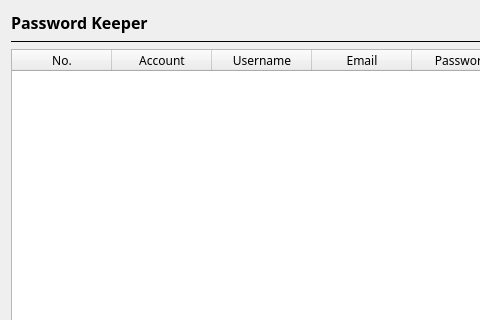
The window that ui/accounts.ui (ApostolisTs/PasswordManager) describes before a commit, drawn with Qt 5; both pictures show x 0 to 480 and y 0 to 320 of the 1000 by 500 pixel window.
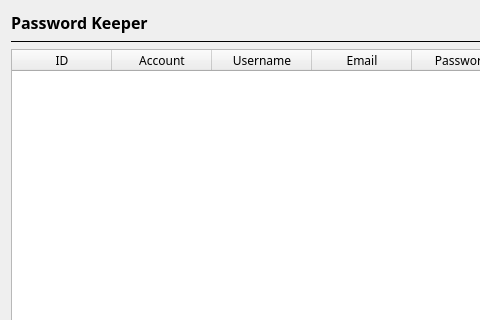
The same window after the commit.

Commit message:
Register and Login button now use databases entries to add and validate users credentials.
The table in the Accounts Page now populates with the database
entries/accounts the logged in user has.
Rename login_reg_page.ui to login_register_page.ui.

```diff
--- a/ui/accounts.ui
+++ b/ui/accounts.ui
@@ -112,7 +112,7 @@
      </attribute>
      <column>
       <property name="text">
-       <string>No.</string>
+       <string>ID</string>
       </property>
      </column>
      <column>
```
The commit also changes 3 other files.
